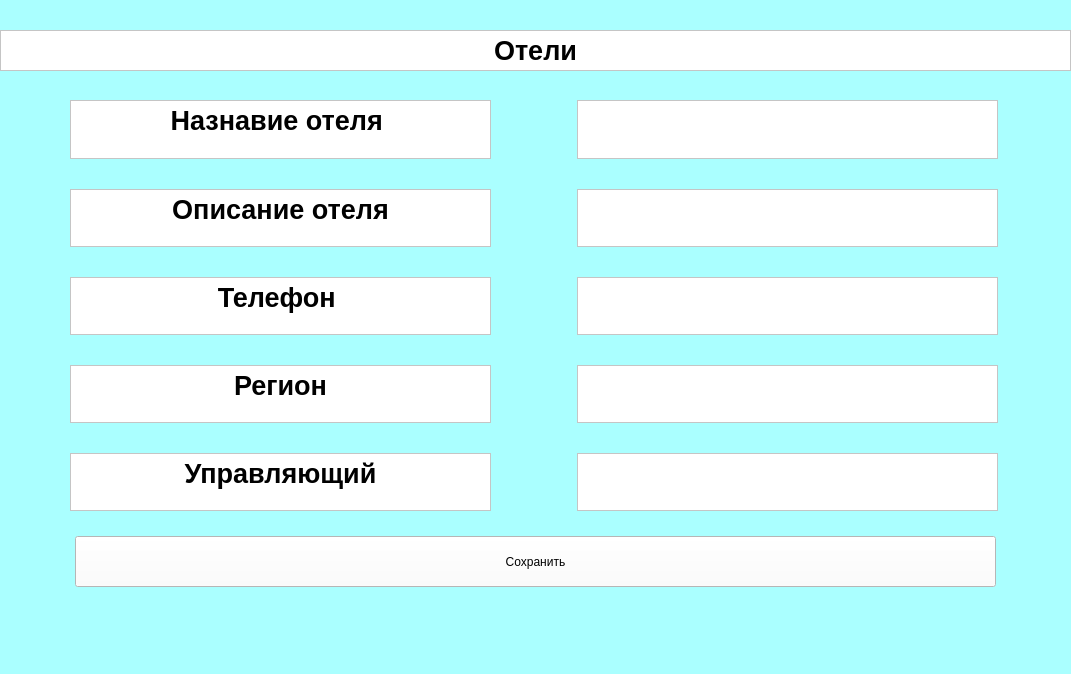
Above: testtest-master/Hotel.ui from 2005Alena/pythonProject2 before the change. Below: the same form after it.
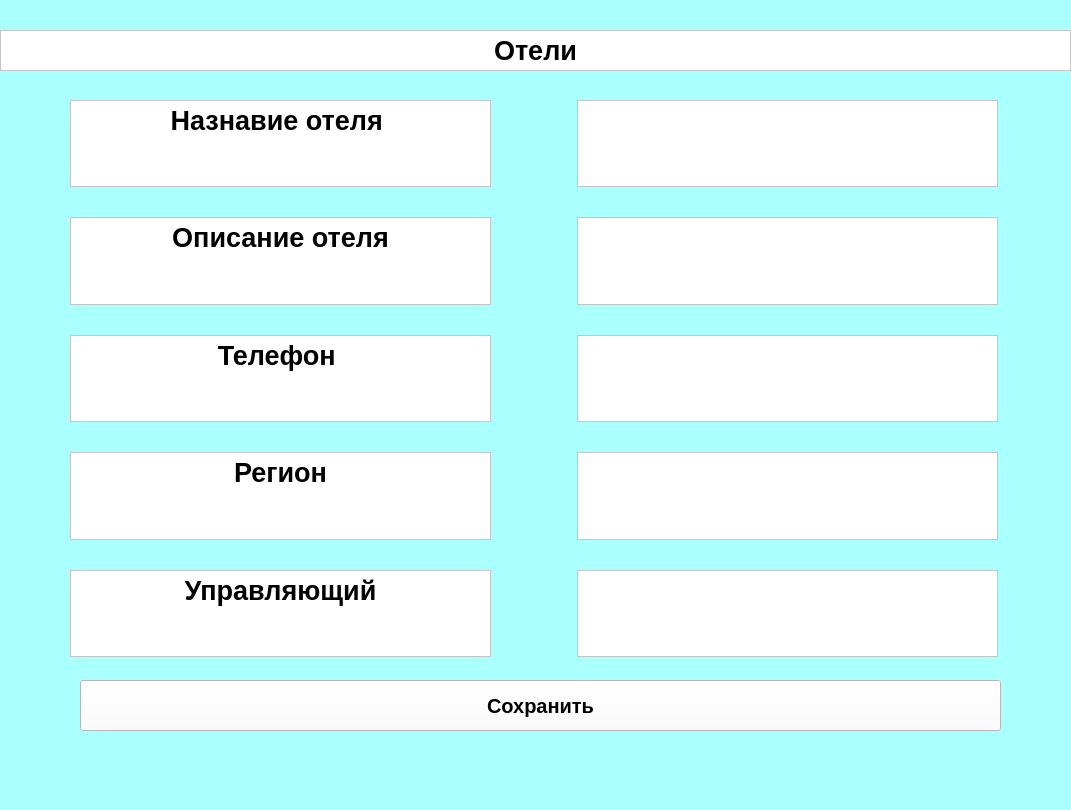
That is the form after the change.

The edit to the form file:
```diff
--- a/testtest-master/Hotel.ui
+++ b/testtest-master/Hotel.ui
@@ -7,7 +7,7 @@
     <x>0</x>
     <y>0</y>
     <width>1071</width>
-    <height>674</height>
+    <height>810</height>
    </rect>
   </property>
   <property name="windowTitle">
@@ -41,12 +41,19 @@
    <widget class="QPushButton" name="pushButton">
     <property name="geometry">
      <rect>
-      <x>75</x>
-      <y>536</y>
+      <x>80</x>
+      <y>680</y>
       <width>921</width>
       <height>51</height>
      </rect>
     </property>
+    <property name="font">
+     <font>
+      <pointsize>15</pointsize>
+      <weight>75</weight>
+      <bold>true</bold>
+     </font>
+    </property>
     <property name="styleSheet">
      <string notr="true">background-color:rgb(255, 255, 255)</string>
     </property>
@@ -54,13 +61,13 @@
      <string>Сохранить</string>
     </property>
    </widget>
-   <widget class="QWidget" name="">
+   <widget class="QWidget" name="layoutWidget">
     <property name="geometry">
      <rect>
       <x>70</x>
       <y>100</y>
       <width>421</width>
-      <height>411</height>
+      <height>557</height>
      </rect>
     </property>
     <layout class="QVBoxLayout" name="verticalLayout">
@@ -76,7 +83,7 @@
         <string>&lt;!DOCTYPE HTML PUBLIC &quot;-//W3C//DTD HTML 4.0//EN&quot; &quot;http://www.w3.org/TR/REC-html40/strict.dtd&quot;&gt;
 &lt;html&gt;&lt;head&gt;&lt;meta name=&quot;qrichtext&quot; content=&quot;1&quot; /&gt;&lt;style type=&quot;text/css&quot;&gt;
 p, li { white-space: pre-wrap; }
-&lt;/style&gt;&lt;/head&gt;&lt;body style=&quot; font-family:'MS Shell Dlg 2'; font-size:8pt; font-weight:400; font-style:normal;&quot;&gt;
+&lt;/style&gt;&lt;/head&gt;&lt;body style=&quot; font-family:'MS Shell Dlg 2'; font-size:7.8pt; font-weight:400; font-style:normal;&quot;&gt;
 &lt;p align=&quot;center&quot; style=&quot; margin-top:0px; margin-bottom:0px; margin-left:0px; margin-right:0px; -qt-block-indent:0; text-indent:0px;&quot;&gt;&lt;span style=&quot; font-size:20pt; font-weight:600;&quot;&gt;Назнавие отеля &lt;/span&gt;&lt;/p&gt;&lt;/body&gt;&lt;/html&gt;</string>
        </property>
       </widget>
@@ -90,7 +97,7 @@
         <string>&lt;!DOCTYPE HTML PUBLIC &quot;-//W3C//DTD HTML 4.0//EN&quot; &quot;http://www.w3.org/TR/REC-html40/strict.dtd&quot;&gt;
 &lt;html&gt;&lt;head&gt;&lt;meta name=&quot;qrichtext&quot; content=&quot;1&quot; /&gt;&lt;style type=&quot;text/css&quot;&gt;
 p, li { white-space: pre-wrap; }
-&lt;/style&gt;&lt;/head&gt;&lt;body style=&quot; font-family:'MS Shell Dlg 2'; font-size:8pt; font-weight:400; font-style:normal;&quot;&gt;
+&lt;/style&gt;&lt;/head&gt;&lt;body style=&quot; font-family:'MS Shell Dlg 2'; font-size:7.8pt; font-weight:400; font-style:normal;&quot;&gt;
 &lt;p align=&quot;center&quot; style=&quot; margin-top:0px; margin-bottom:0px; margin-left:0px; margin-right:0px; -qt-block-indent:0; text-indent:0px;&quot;&gt;&lt;span style=&quot; font-size:20pt; font-weight:600;&quot;&gt;Описание отеля&lt;/span&gt;&lt;/p&gt;&lt;/body&gt;&lt;/html&gt;</string>
        </property>
       </widget>
@@ -104,7 +111,7 @@
         <string>&lt;!DOCTYPE HTML PUBLIC &quot;-//W3C//DTD HTML 4.0//EN&quot; &quot;http://www.w3.org/TR/REC-html40/strict.dtd&quot;&gt;
 &lt;html&gt;&lt;head&gt;&lt;meta name=&quot;qrichtext&quot; content=&quot;1&quot; /&gt;&lt;style type=&quot;text/css&quot;&gt;
 p, li { white-space: pre-wrap; }
-&lt;/style&gt;&lt;/head&gt;&lt;body style=&quot; font-family:'MS Shell Dlg 2'; font-size:8pt; font-weight:400; font-style:normal;&quot;&gt;
+&lt;/style&gt;&lt;/head&gt;&lt;body style=&quot; font-family:'MS Shell Dlg 2'; font-size:7.8pt; font-weight:400; font-style:normal;&quot;&gt;
 &lt;p align=&quot;center&quot; style=&quot; margin-top:0px; margin-bottom:0px; margin-left:0px; margin-right:0px; -qt-block-indent:0; text-indent:0px;&quot;&gt;&lt;span style=&quot; font-size:20pt; font-weight:600;&quot;&gt;Телефон &lt;/span&gt;&lt;/p&gt;&lt;/body&gt;&lt;/html&gt;</string>
        </property>
       </widget>
@@ -118,7 +125,7 @@
         <string>&lt;!DOCTYPE HTML PUBLIC &quot;-//W3C//DTD HTML 4.0//EN&quot; &quot;http://www.w3.org/TR/REC-html40/strict.dtd&quot;&gt;
 &lt;html&gt;&lt;head&gt;&lt;meta name=&quot;qrichtext&quot; content=&quot;1&quot; /&gt;&lt;style type=&quot;text/css&quot;&gt;
 p, li { white-space: pre-wrap; }
-&lt;/style&gt;&lt;/head&gt;&lt;body style=&quot; font-family:'MS Shell Dlg 2'; font-size:8pt; font-weight:400; font-style:normal;&quot;&gt;
+&lt;/style&gt;&lt;/head&gt;&lt;body style=&quot; font-family:'MS Shell Dlg 2'; font-size:7.8pt; font-weight:400; font-style:normal;&quot;&gt;
 &lt;p align=&quot;center&quot; style=&quot; margin-top:0px; margin-bottom:0px; margin-left:0px; margin-right:0px; -qt-block-indent:0; text-indent:0px;&quot;&gt;&lt;span style=&quot; font-size:20pt; font-weight:600;&quot;&gt;Регион&lt;/span&gt;&lt;/p&gt;&lt;/body&gt;&lt;/html&gt;</string>
        </property>
       </widget>
@@ -132,20 +139,20 @@
         <string>&lt;!DOCTYPE HTML PUBLIC &quot;-//W3C//DTD HTML 4.0//EN&quot; &quot;http://www.w3.org/TR/REC-html40/strict.dtd&quot;&gt;
 &lt;html&gt;&lt;head&gt;&lt;meta name=&quot;qrichtext&quot; content=&quot;1&quot; /&gt;&lt;style type=&quot;text/css&quot;&gt;
 p, li { white-space: pre-wrap; }
-&lt;/style&gt;&lt;/head&gt;&lt;body style=&quot; font-family:'MS Shell Dlg 2'; font-size:8pt; font-weight:400; font-style:normal;&quot;&gt;
+&lt;/style&gt;&lt;/head&gt;&lt;body style=&quot; font-family:'MS Shell Dlg 2'; font-size:7.8pt; font-weight:400; font-style:normal;&quot;&gt;
 &lt;p align=&quot;center&quot; style=&quot; margin-top:0px; margin-bottom:0px; margin-left:0px; margin-right:0px; -qt-block-indent:0; text-indent:0px;&quot;&gt;&lt;span style=&quot; font-size:20pt; font-weight:600;&quot;&gt;Управляющий&lt;/span&gt;&lt;/p&gt;&lt;/body&gt;&lt;/html&gt;</string>
        </property>
       </widget>
      </item>
     </layout>
    </widget>
-   <widget class="QWidget" name="">
+   <widget class="QWidget" name="layoutWidget">
     <property name="geometry">
      <rect>
       <x>577</x>
       <y>100</y>
       <width>421</width>
-      <height>411</height>
+      <height>557</height>
      </rect>
     </property>
     <layout class="QVBoxLayout" name="verticalLayout_2">
```
Left out of the diff: 14 changed lines with no effect on the pictures.
